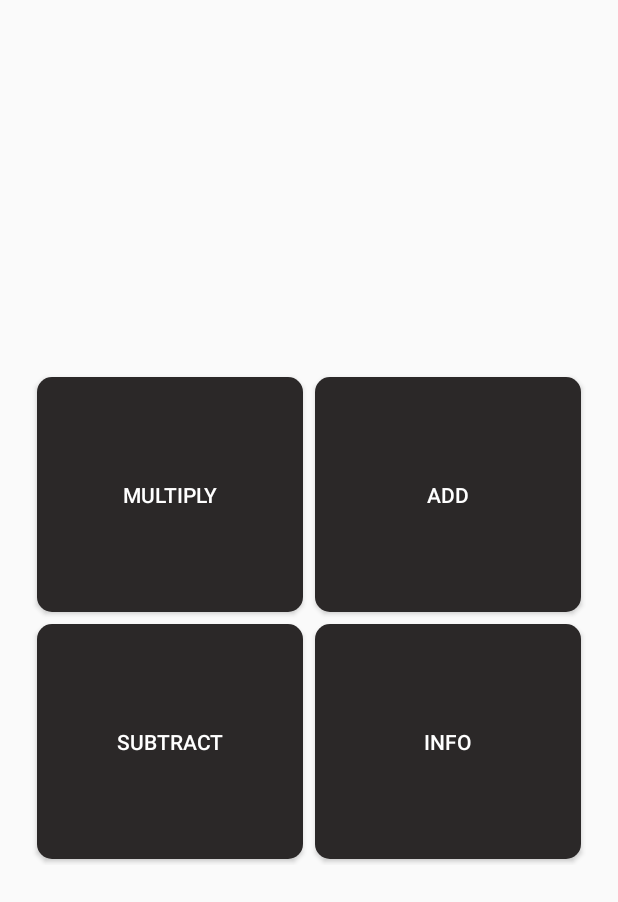
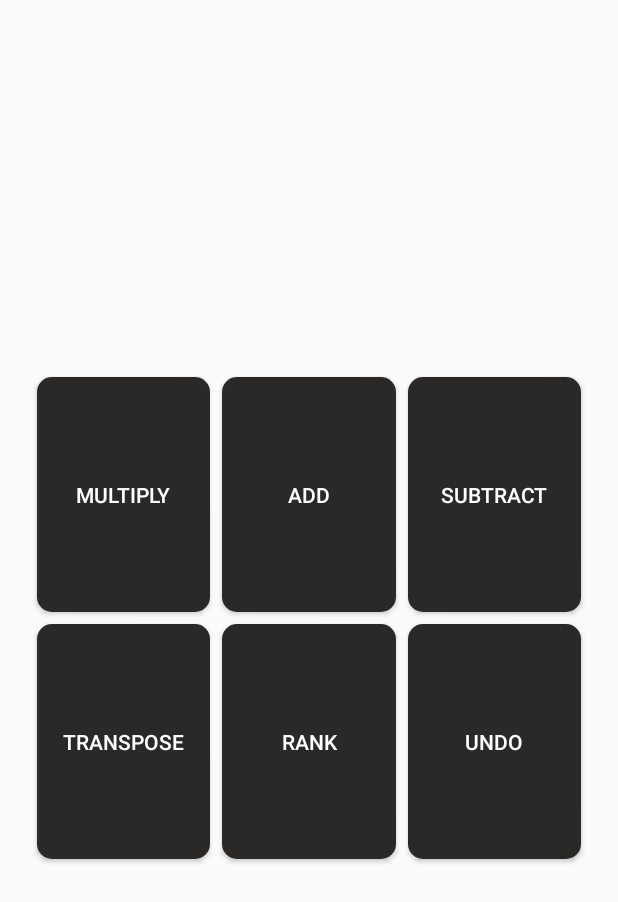
Before and after one commit to TheNoobestGuy/MathematicalAndroidApp, an Android app built with Jetpack Compose: the MatrixCalculatorMenuActivity screen opened directly, with no data from a screen before it, on a phone screen of 412 x 824 dp. Shown: the top 902 px of the screen. Run offline under Robolectric (Android 15) with nearby library versions, the phone set to English and light mode, and no system bars.

Commit message:
Working upon matrix calculator now is capable of calculating determinant and performing transpose. Also working upon other functionalities.

```diff
--- a/app/src/main/java/com/example/mathmaster/MatrixCalculatorMenuActivity.kt
+++ b/app/src/main/java/com/example/mathmaster/MatrixCalculatorMenuActivity.kt
@@ -50,7 +50,6 @@ class MatrixCalculatorMenuActivity : ComponentActivity() {
         clickFunction(matrixMenu.getMultiplyButton(), clickedButtonStyle, MatrixCalculatorActivity(), "×")
         clickFunction(matrixMenu.getAddButton(), clickedButtonStyle, MatrixCalculatorActivity(), "+")
         clickFunction(matrixMenu.getSubtractButton(), clickedButtonStyle, MatrixCalculatorActivity(), "-")
-        clickFunction(matrixMenu.getInfoButton(), clickedButtonStyle, ToolsActivity(), "i")
     }
 
     override fun onBackPressed() {
--- a/app/src/main/java/com/example/mathmaster/customviews/Matrix.kt
+++ b/app/src/main/java/com/example/mathmaster/customviews/Matrix.kt
@@ -233,7 +233,7 @@ class Matrix @JvmOverloads constructor(
         updateGrid()
     }
 
-    fun setResultMatrix(matrix: Matrix, resultMatrix: IntArray, rows: Int, columns: Int, clickable: Boolean) {
+    fun setResultMatrix(resultMatrix: IntArray, rows: Int, columns: Int, clickable: Boolean) {
         // Fill matrix
         cellsArray.clear()
         for(i in resultMatrix) {
@@ -259,10 +259,10 @@ class Matrix @JvmOverloads constructor(
         // Change matrix size
         val newWidth: Float = (columns * 0.25f)
         val newHeight: Float = (rows * 0.25f)
-        val params = matrix.layoutParams as ConstraintLayout.LayoutParams
+        val params = this.layoutParams as ConstraintLayout.LayoutParams
         params.matchConstraintPercentWidth = newWidth
         params.matchConstraintPercentHeight = newHeight
-        matrix.layoutParams = params
+        this.layoutParams = params
     }
 
     fun getMatrixValues(): MutableList<Int> {
--- a/app/src/main/res/layout/matrixresultmenu_layout.xml
+++ b/app/src/main/res/layout/matrixresultmenu_layout.xml
@@ -4,7 +4,7 @@
     android:id="@+id/MatrixResultMenu"
     android:layout_width="match_parent"
     android:layout_height="match_parent"
-    android:columnCount="2"
+    android:columnCount="3"
     android:rowCount="3">
 
         <Button
@@ -40,6 +40,19 @@
             android:background="@drawable/menubutton_background"
             android:layout_width="0dp"
             android:layout_height="0dp"
+            android:layout_row="0"
+            android:layout_column="2"
+            android:layout_rowWeight="1"
+            android:layout_columnWeight="1"
+            android:layout_margin="4dp"/>
+
+        <Button
+            android:id="@+id/TransposeMatrix"
+            android:text="@string/TransposeMatrix"
+            android:textColor="@color/White"
+            android:background="@drawable/menubutton_background"
+            android:layout_width="0dp"
+            android:layout_height="0dp"
             android:layout_row="1"
             android:layout_column="0"
             android:layout_rowWeight="1"
@@ -47,8 +60,8 @@
             android:layout_margin="4dp"/>
 
         <Button
-            android:id="@+id/InfoMatrix"
-            android:text="@string/InfoMatrix"
+            android:id="@+id/RankMatrix"
+            android:text="@string/RankMatrix"
             android:textColor="@color/White"
             android:background="@drawable/menubutton_background"
             android:layout_width="0dp"
@@ -60,14 +73,41 @@
             android:layout_margin="4dp"/>
 
         <Button
+            android:id="@+id/UndoMatrix"
+            android:text="@string/Undo"
+            android:textColor="@color/White"
+            android:background="@drawable/menubutton_background"
+            android:layout_width="0dp"
+            android:layout_height="0dp"
+            android:layout_row="1"
+            android:layout_column="2"
+            android:layout_rowWeight="1"
+            android:layout_columnWeight="1"
+            android:layout_margin="4dp"/>
+
+        <Button
             android:id="@+id/PowerMatrix"
             android:text="@string/PowerMatrix"
             android:textColor="@color/White"
             android:background="@drawable/menubutton_background"
             android:layout_width="0dp"
             android:layout_height="0dp"
-            android:layout_row="2"
+            android:layout_row="1"
             android:layout_column="0"
+            android:layout_rowWeight="1"
+            android:layout_columnWeight="1"
+            android:layout_margin="4dp"
+            android:visibility="gone"/>
+
+        <Button
+            android:id="@+id/ComplementMatrix"
+            android:text="@string/ComplementMatrix"
+            android:textColor="@color/White"
+            android:background="@drawable/menubutton_background"
+            android:layout_width="0dp"
+            android:layout_height="0dp"
+            android:layout_row="1"
+            android:layout_column="1"
             android:layout_rowWeight="1"
             android:layout_columnWeight="1"
             android:layout_margin="4dp"
@@ -76,6 +116,20 @@
         <Button
             android:id="@+id/InverseMatrix"
             android:text="@string/InverseMatrix"
+            android:textColor="@color/White"
+            android:background="@drawable/menubutton_background"
+            android:layout_width="0dp"
+            android:layout_height="0dp"
+            android:layout_row="1"
+            android:layout_column="2"
+            android:layout_rowWeight="1"
+            android:layout_columnWeight="1"
+            android:layout_margin="4dp"
+            android:visibility="gone"/>
+
+        <Button
+            android:id="@+id/DetRankMatrix"
+            android:text="@string/DeterminantRankMatrix"
             android:textColor="@color/White"
             android:background="@drawable/menubutton_background"
             android:layout_width="0dp"
@@ -116,8 +170,8 @@
             android:visibility="gone"/>
 
         <Button
-            android:id="@+id/PowerTo4"
-            android:text="@string/PowerTo4"
+            android:id="@+id/UndoPower"
+            android:text="@string/Undo"
             android:textColor="@color/White"
             android:background="@drawable/menubutton_background"
             android:layout_width="0dp"
@@ -130,7 +184,7 @@
             android:visibility="gone"/>
 
         <Button
-            android:id="@+id/Back"
+            android:id="@+id/BackPower"
             android:text="@string/Back"
             android:textColor="@color/White"
             android:background="@drawable/menubutton_background"
--- a/app/src/main/res/values/strings.xml
+++ b/app/src/main/res/values/strings.xml
@@ -71,15 +71,18 @@
     <string name="RowMinus" translatable="false">Row-</string>
     <string name="ColPlus" translatable="false">Col+</string>
     <string name="ColMinus" translatable="false">Col-</string>
+    <string name="MultiplyMatrix" translatable="false">Multiply</string>
     <string name="AddMatrix" translatable="false">Add</string>
     <string name="SubtractMatrix" translatable="false">Subtract</string>
-    <string name="MultiplyMatrix" translatable="false">Multiply</string>
+    <string name="InverseMatrix" translatable="false">Inverse</string>
+    <string name="TransposeMatrix" translatable="false">Transpose</string>
+    <string name="ComplementMatrix" translatable="false">Complement</string>
+    <string name="DeterminantRankMatrix" translatable="false">Det/Rank</string>
+    <string name="RankMatrix" translatable="false">Rank</string>
     <string name="PowerMatrix" translatable="false">Power</string>
-    <string name="InverseMatrix" translatable="false">Inverse</string>
-    <string name="InfoMatrix" translatable="false">Info</string>
     <string name="PowerTo2" translatable="false">Power to 2</string>
     <string name="PowerTo3" translatable="false">Power to 3</string>
-    <string name="PowerTo4" translatable="false">Power to 4</string>
+    <string name="Undo" translatable="false">Undo</string>
 
     // Statistics
     <string name="StatisticsOverview" translatable="false">Statistics Overview</string>
```
Also changed, not shown: app/src/main/java/com/example/mathmaster/MatrixResultActivity.kt (+25 -69 lines), app/src/main/java/com/example/mathmaster/customviews/MatrixResultMenu.kt (+283 -31 lines).
